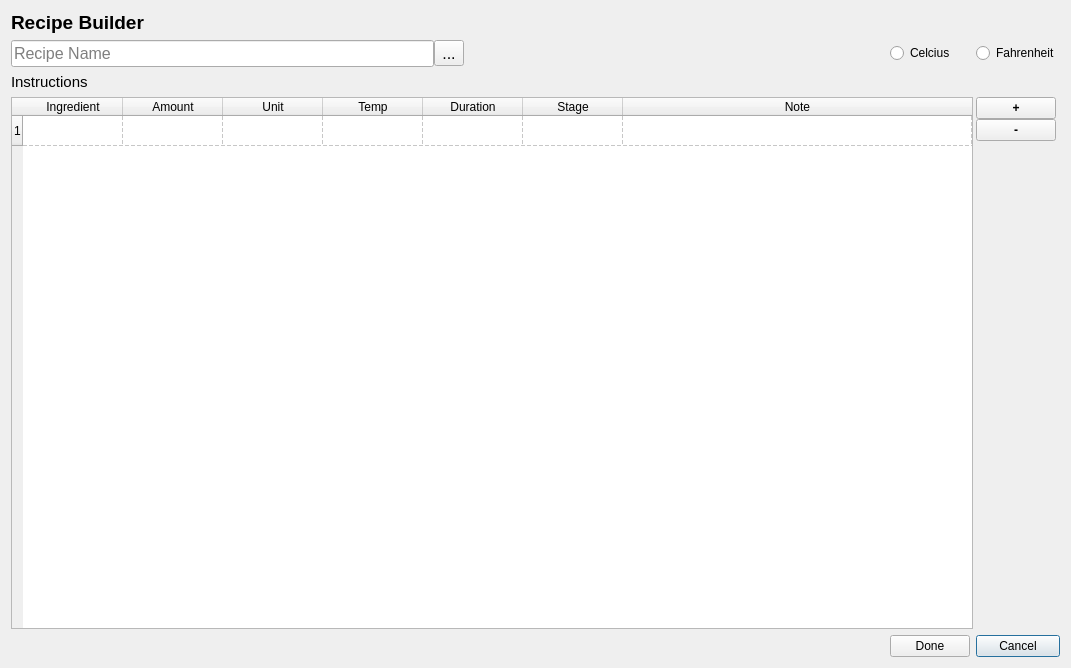
heathercaz/homebrew-controller, file newRecipe.ui: the form before one commit.
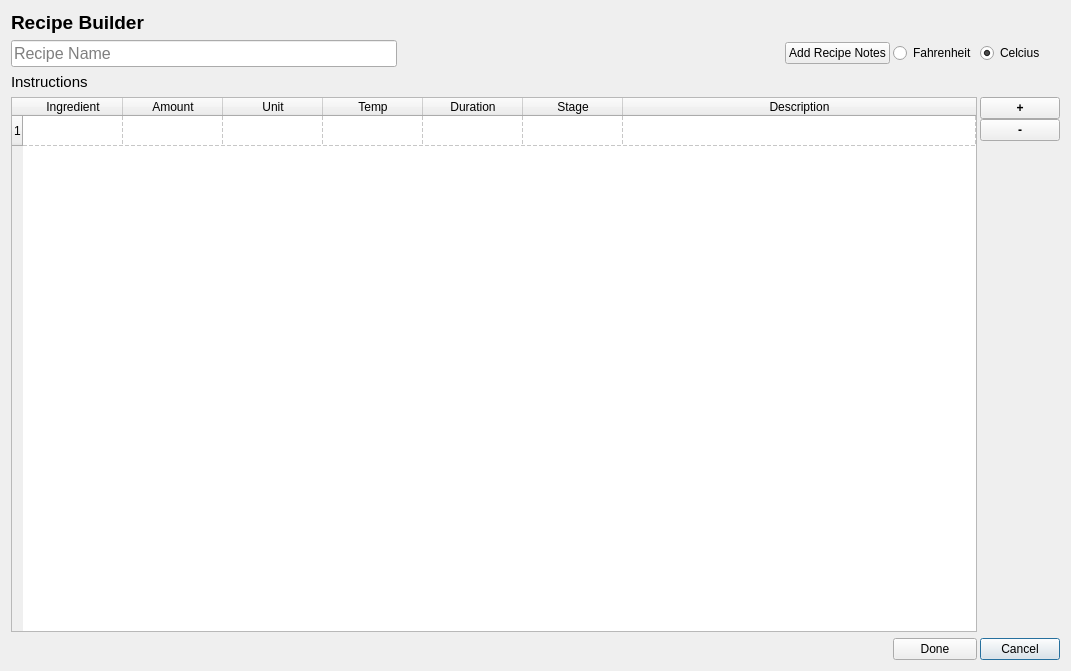
The form after the commit.

Patch:
```diff
--- a/newRecipe.ui
+++ b/newRecipe.ui
@@ -7,7 +7,7 @@
     <x>0</x>
     <y>0</y>
     <width>1071</width>
-    <height>668</height>
+    <height>671</height>
    </rect>
   </property>
   <property name="font">
@@ -22,10 +22,29 @@
   <property name="autoFillBackground">
    <bool>false</bool>
   </property>
-  <layout class="QGridLayout" name="gridLayout" columnstretch="8,0,0,0">
+  <layout class="QGridLayout" name="gridLayout" columnstretch="8,0,0,0,0">
    <property name="horizontalSpacing">
     <number>3</number>
    </property>
+   <item row="5" column="3">
+    <widget class="QPushButton" name="cancelButton">
+     <property name="text">
+      <string>Cancel</string>
+     </property>
+    </widget>
+   </item>
+   <item row="3" column="0">
+    <widget class="QLabel" name="label_2">
+     <property name="font">
+      <font>
+       <pointsize>11</pointsize>
+      </font>
+     </property>
+     <property name="text">
+      <string>Instructions</string>
+     </property>
+    </widget>
+   </item>
    <item row="0" column="0">
     <widget class="QLabel" name="label">
      <property name="font">
@@ -40,25 +59,6 @@
      </property>
     </widget>
    </item>
-   <item row="3" column="0">
-    <widget class="QLabel" name="label_2">
-     <property name="font">
-      <font>
-       <pointsize>11</pointsize>
-      </font>
-     </property>
-     <property name="text">
-      <string>Instructions</string>
-     </property>
-    </widget>
-   </item>
-   <item row="5" column="3">
-    <widget class="QPushButton" name="cancelButton">
-     <property name="text">
-      <string>Cancel</string>
-     </property>
-    </widget>
-   </item>
    <item row="4" column="0" colspan="3">
     <widget class="QTableWidget" name="tableWidget">
      <property name="showGrid">
@@ -112,7 +112,7 @@
      </column>
      <column>
       <property name="text">
-       <string>Note</string>
+       <string>Description</string>
       </property>
      </column>
      <item row="0" column="0">
@@ -137,13 +137,6 @@
      </item>
     </widget>
    </item>
-   <item row="5" column="1">
-    <widget class="QPushButton" name="doneButton">
-     <property name="text">
-      <string>Done</string>
-     </property>
-    </widget>
-   </item>
    <item row="4" column="3">
     <layout class="QVBoxLayout" name="verticalLayout">
      <property name="sizeConstraint">
@@ -231,21 +224,6 @@
        </property>
       </widget>
      </item>
-     <item>
-      <widget class="QToolButton" name="toolButton">
-       <property name="font">
-        <font>
-         <pointsize>12</pointsize>
-         <weight>50</weight>
-         <bold>false</bold>
-         <kerning>true</kerning>
-        </font>
-       </property>
-       <property name="text">
-        <string>...</string>
-       </property>
-      </widget>
-     </item>
      <item>
       <spacer name="horizontalSpacer">
        <property name="orientation">
@@ -261,18 +239,38 @@
      </item>
     </layout>
    </item>
-   <item row="1" column="3">
+   <item row="1" column="1">
+    <widget class="QPushButton" name="pushButton">
+     <property name="text">
+      <string>Add Recipe Notes</string>
+     </property>
+    </widget>
+   </item>
+   <item row="1" column="2">
     <widget class="QRadioButton" name="radioButton">
      <property name="text">
       <string>Fahrenheit</string>
      </property>
     </widget>
    </item>
-   <item row="1" column="1">
+   <item row="5" column="2">
+    <widget class="QPushButton" name="doneButton">
+     <property name="text">
+      <string>Done</string>
+     </property>
+    </widget>
+   </item>
+   <item row="1" column="3">
     <widget class="QRadioButton" name="radioButton_2">
+     <property name="layoutDirection">
+      <enum>Qt::LeftToRight</enum>
+     </property>
      <property name="text">
       <string>Celcius</string>
      </property>
+     <property name="checked">
+      <bool>true</bool>
+     </property>
     </widget>
    </item>
   </layout>
```
Left out of the diff: 2 changed lines with no effect on the pictures.
